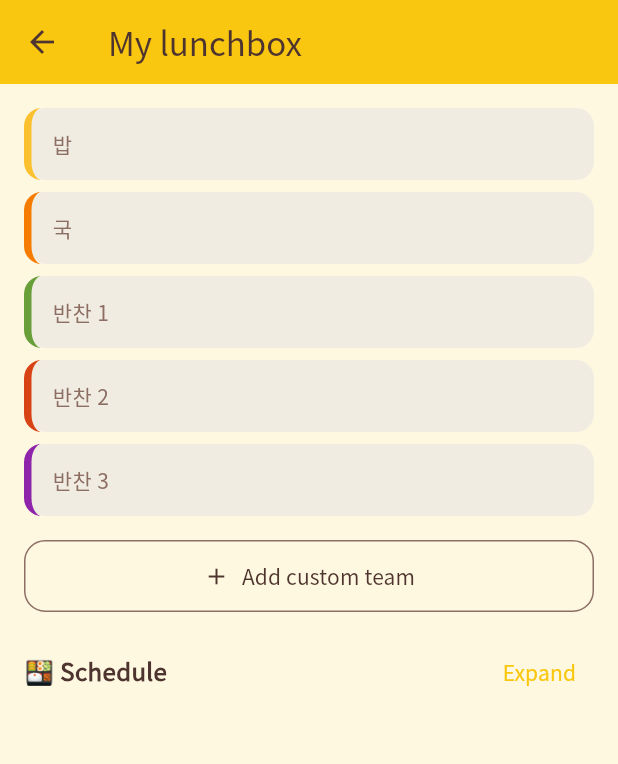
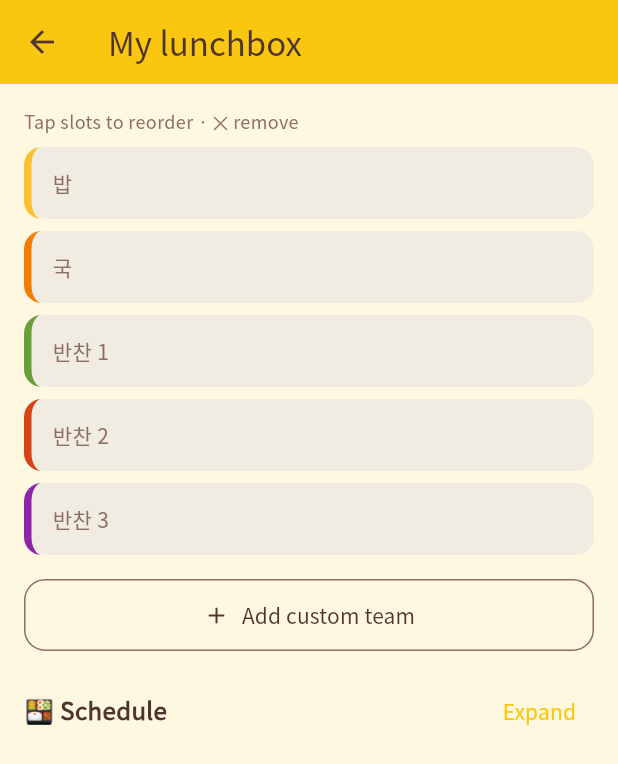
Before and after one commit to nulloongzi/null_oongzi-do-app, a Flutter app: the LunchboxScreen screen opened directly, on a phone screen of 412 x 824 dp. Shown: the top 764 px of the screen. Run offline on Flutter 3.47's test engine with Material 3 defaults, Android fonts, the phone set to English and light mode, and no system bars; our stand-ins replace app_links, cloud_firestore, cloud_functions, firebase_auth, firebase_core, firebase_storage and 8 more; missing offline and left inert: appinio_social_share, flutter_naver_map; accounts and stored records are empty; network calls fail.

Commit message:
feat(native): 도시락 슬롯 순서 바꾸기(탭-스왑) — 웹 편집모드 패리티
칸 탭→선택(teal 강조), 다른 칸 탭→스왑 후 저장. 안내 문구 + i18n.

```diff
--- a/lib/l10n/strings.dart
+++ b/lib/l10n/strings.dart
@@ -98,6 +98,8 @@ const Map<String, Map<String, String>> kStrings = {
   'lb_already': {'ko': '이미 도시락에 담겨 있어요', 'en': 'Already in your lunchbox'},
   'lb_added': {'ko': '도시락에 담았어요!', 'en': 'Added to lunchbox!'},
   'lb_no_sched': {'ko': '찜한 팀의 일정이 없어요', 'en': 'No schedule for saved teams'},
+  'lb_reorder_hint': {'ko': '칸을 탭해 순서 바꾸기 · ✕ 빼기', 'en': 'Tap slots to reorder · ✕ remove'},
+  'lb_reorder_pick': {'ko': '바꿀 칸을 한 번 더 탭하세요', 'en': 'Tap another slot to swap'},
   'lb_team_name': {'ko': '팀 이름', 'en': 'Team name'},
   'lb_sched_hint': {'ko': '일정 (예: 토 14:00~17:00)', 'en': 'Schedule (e.g. Sat 14:00~17:00)'},
 
--- a/lib/screens/lunchbox_screen.dart
+++ b/lib/screens/lunchbox_screen.dart
@@ -22,6 +22,7 @@ class _LunchboxScreenState extends State<LunchboxScreen> {
   final Map<String, Club> _clubs = {};
   bool _loading = true;
   bool _showDiet = false;
+  int? _selectedSlot; // 순서 바꾸기: 선택된 칸
 
   static const _placeholders = ['밥', '국', '반찬 1', '반찬 2', '반찬 3'];
   static const _slotBg = [
@@ -76,7 +77,31 @@ class _LunchboxScreenState extends State<LunchboxScreen> {
   Future<void> _removeSlot(int i) async {
     final d = _data;
     if (d == null) return;
-    setState(() => d.bookmarks[i] = null);
+    setState(() {
+      d.bookmarks[i] = null;
+      _selectedSlot = null;
+    });
+    await _save();
+  }
+
+  // 탭 1: 칸 선택, 탭 2: 두 칸 스왑(순서 변경) → 저장.
+  Future<void> _onSlotTap(int i) async {
+    final d = _data;
+    if (d == null) return;
+    if (_selectedSlot == null) {
+      if (d.bookmarks[i] == null) return; // 빈 칸은 선택 시작 불가
+      setState(() => _selectedSlot = i);
+      return;
+    }
+    if (_selectedSlot == i) {
+      setState(() => _selectedSlot = null); // 같은 칸 다시 → 해제
+      return;
+    }
+    final from = _selectedSlot!;
+    final tmp = d.bookmarks[from];
+    d.bookmarks[from] = d.bookmarks[i];
+    d.bookmarks[i] = tmp;
+    setState(() => _selectedSlot = null);
     await _save();
   }
 
@@ -147,6 +172,16 @@ class _LunchboxScreenState extends State<LunchboxScreen> {
               child: Column(
                 crossAxisAlignment: CrossAxisAlignment.stretch,
                 children: [
+                  Padding(
+                    padding: const EdgeInsets.only(bottom: 8),
+                    child: Text(
+                      _selectedSlot == null
+                          ? t('lb_reorder_hint')
+                          : t('lb_reorder_pick'),
+                      style: const TextStyle(
+                          fontSize: 12, color: NurungjiColors.brown),
+                    ),
+                  ),
                   for (var i = 0; i < 5; i++) _slotTile(i),
                   const SizedBox(height: 8),
                   OutlinedButton.icon(
@@ -198,14 +233,20 @@ class _LunchboxScreenState extends State<LunchboxScreen> {
     final label = !filled
         ? _placeholders[i]
         : (r == null ? t('deleted_team') : (r.isCustom ? '🍙 ${r.name}' : r.name));
+    final selected = _selectedSlot == i;
 
-    return Container(
+    return GestureDetector(
+      onTap: () => _onSlotTap(i),
+      child: Container(
       margin: const EdgeInsets.only(bottom: 8),
       padding: const EdgeInsets.symmetric(horizontal: 14, vertical: 14),
       decoration: BoxDecoration(
         color: filled ? _slotBg[i] : NurungjiColors.chipBg,
         borderRadius: BorderRadius.circular(12),
         border: Border(left: BorderSide(color: _slotBorder[i], width: 5)),
+        boxShadow: selected
+            ? const [BoxShadow(color: NurungjiColors.teal, spreadRadius: 2)]
+            : null,
       ),
       child: Row(
         children: [
@@ -226,6 +267,7 @@ class _LunchboxScreenState extends State<LunchboxScreen> {
             ),
         ],
       ),
+      ),
     );
   }
 }
```
